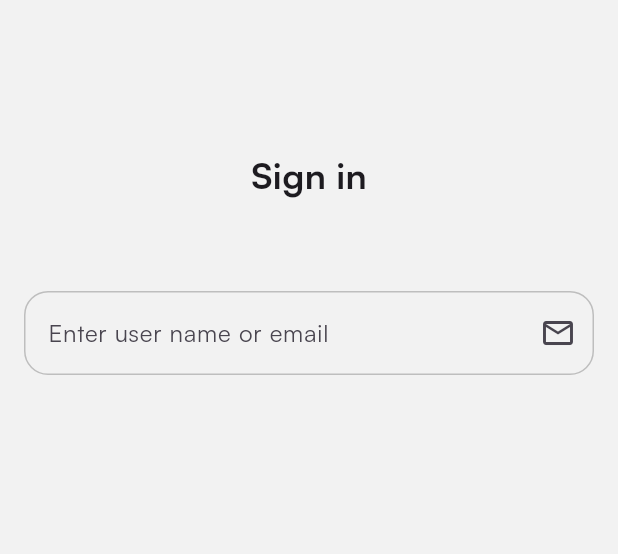
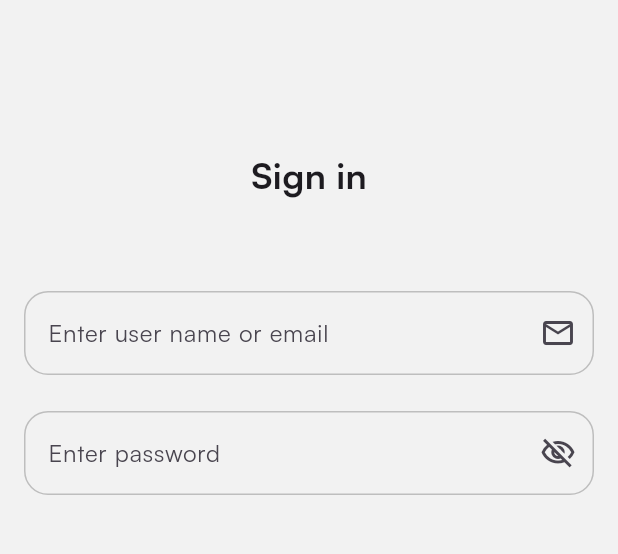
Before and after one commit to mahmoudahmed1718/vibrona, a Flutter app: the SignInPage screen opened directly, on a phone screen of 412 x 824 dp, the part 84-638 px from its top. Run offline on Flutter 3.47's test engine with Material 3 defaults, Android fonts, the phone set to English and light mode, and no system bars; our stand-ins replace flutter_bloc, flutter_svg, hydrated_bloc.

Commit message:
feat: update SignInPage to use BasicTextField with password visibility toggle

```diff
--- a/lib/common/widgets/textFields/basic_text_field.dart
+++ b/lib/common/widgets/textFields/basic_text_field.dart
@@ -7,17 +7,21 @@ class BasicTextField extends StatelessWidget {
     required this.text,
     this.onChanged,
     required this.icon,
+    this.isobscure,
   });
   final String text;
   final void Function(String)? onChanged;
   final Widget icon;
+  final bool? isobscure;
   @override
   Widget build(BuildContext context) {
     return TextField(
+      obscureText: isobscure ?? false,
       onChanged: onChanged,
       decoration: InputDecoration(
         suffixIcon: icon,
         hintText: text,
+
         border: outlineBorder(),
         enabledBorder: outlineBorder(),
         focusedBorder: outlineBorder(),
--- a/lib/presentation/auth/pages/sign_in_page.dart
+++ b/lib/presentation/auth/pages/sign_in_page.dart
@@ -3,8 +3,15 @@ import 'package:vibrona/common/widgets/appbar/basic_appbar.dart';
 import 'package:vibrona/common/widgets/textFields/basic_text_field.dart';
 import 'package:vibrona/core/config/assets/assets_images.dart';
 
-class SignInPage extends StatelessWidget {
+class SignInPage extends StatefulWidget {
   const SignInPage({super.key});
+
+  @override
+  State<SignInPage> createState() => _SignInPageState();
+}
+
+class _SignInPageState extends State<SignInPage> {
+  bool isobscure = true;
   @override
   Widget build(BuildContext context) {
     return Scaffold(
@@ -27,6 +34,23 @@ class SignInPage extends StatelessWidget {
               text: 'Enter user name or email',
               icon: Icon(Icons.email_outlined),
             ),
+            const SizedBox(height: 24),
+            BasicTextField(
+              isobscure: isobscure,
+              text: 'Enter password',
+              icon: IconButton(
+                onPressed: () {
+                  setState(() {
+                    isobscure = !isobscure;
+                  });
+                },
+                icon: Icon(
+                  isobscure
+                      ? Icons.visibility_off_outlined
+                      : Icons.visibility_outlined,
+                ),
+              ),
+            ),
           ],
         ),
       ),
```
